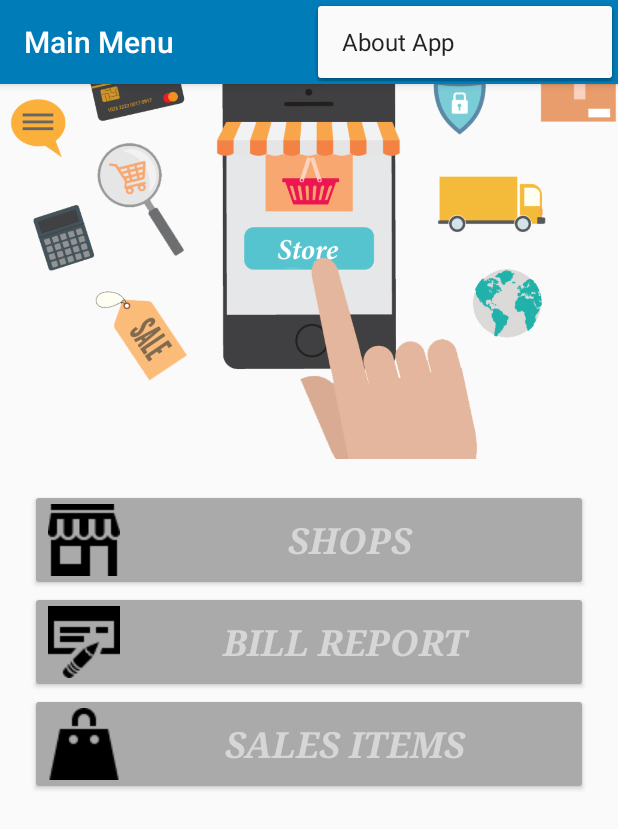
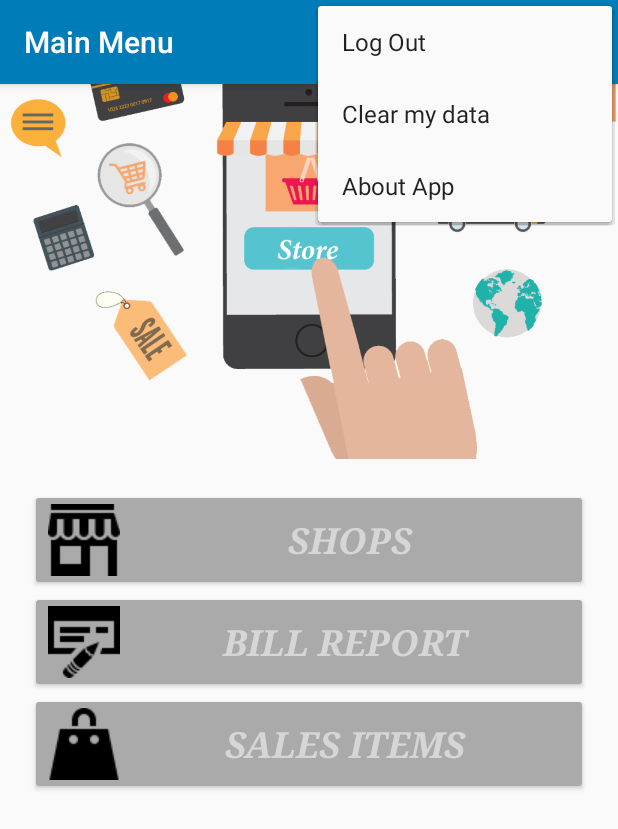
Before and after one commit to MagdyEl-Sayed/check-up, an Android app: the MainActivity screen opened directly, with no data from a screen before it, with the options menu open, on a phone screen of 412 x 824 dp. Shown: the top 829 px of the screen. Run offline under Robolectric (Android 15) with nearby library versions, the phone set to English and light mode, and no system bars.

Commit message:
Activate logout operation in Menu

```diff
--- a/app/src/main/java/com/example/gm7/checkup/Login.java
+++ b/app/src/main/java/com/example/gm7/checkup/Login.java
@@ -60,6 +60,7 @@ public class Login extends AppCompatActivity {
         loginDataBaseAdapter = new LoginDataBaseAdapter(this);
         shopHelper=new DBShopsHelper(this);
         loginDataBaseAdapter = loginDataBaseAdapter.open();
+
         txt=(TextView)findViewById(R.id.signup);
         txt.setPaintFlags(txt.getPaintFlags() | Paint.UNDERLINE_TEXT_FLAG);
         txt.setOnClickListener(new View.OnClickListener() {
--- a/app/src/main/java/com/example/gm7/checkup/MainActivity.java
+++ b/app/src/main/java/com/example/gm7/checkup/MainActivity.java
@@ -17,6 +17,7 @@ public class MainActivity extends AppCompatActivity {
 int counter=0;
     Animation fade_in, fade_out;
     ViewFlipper viewFlipper;
+    LoginDataBaseAdapter loginHelper;
     private Button billDetails,shopDetails,sales_items;
 
     //Fuck u _!_
@@ -24,6 +25,8 @@ int counter=0;
     protected void onCreate(Bundle savedInstanceState) {
         super.onCreate(savedInstanceState);
         setContentView(R.layout.activity_man_menu   );
+        loginHelper=new LoginDataBaseAdapter(this);
+        loginHelper.open();
         viewFlipper = (ViewFlipper) this.findViewById(R.id.bckgrndViewFlipper1);
         fade_in = AnimationUtils.loadAnimation(this,
                 android.R.anim.fade_in);
@@ -71,6 +74,9 @@ int counter=0;
         int id=item.getItemId();
         if(id==R.id.action_aboutapp){
             startActivity(new Intent(MainActivity.this,About_app.class));
+        } else if(id==R.id.action_logout){
+            loginHelper.updateFlag("false",loginHelper.getUserName());
+            startActivity(new Intent(MainActivity.this,Login.class));
         }
         return true;
     }
--- a/app/src/main/java/com/example/gm7/checkup/SplashScreen.java
+++ b/app/src/main/java/com/example/gm7/checkup/SplashScreen.java
@@ -3,6 +3,7 @@ package com.example.gm7.checkup;
 import android.content.Intent;
 import android.os.Bundle;
 import android.support.v7.app.AppCompatActivity;
+import android.widget.Toast;
 
 import com.askerlap.emadahmed.checkup.R;
 
@@ -20,6 +21,7 @@ private LoginDataBaseAdapter login_helper;
         getSupportActionBar().hide();
         login_helper=new LoginDataBaseAdapter(this);
         login_helper.open();
+
         Thread timerThread = new Thread(){
             public void run(){
                 try{
@@ -28,7 +30,7 @@ private LoginDataBaseAdapter login_helper;
                     e.printStackTrace();
                 }finally{
 
-                    if(login_helper.getUserName()!=null) {
+                    if(login_helper.getUserName()!=null&& login_helper.getLoginFlag().equals("true")) {
                         Intent intent = new Intent(SplashScreen.this, MainActivity.class);
                         startActivity(intent);
                     }
--- a/app/src/main/res/menu/menu_main__menu.xml
+++ b/app/src/main/res/menu/menu_main__menu.xml
@@ -2,6 +2,16 @@
     xmlns:app="http://schemas.android.com/apk/res-auto"
     xmlns:tools="http://schemas.android.com/tools"
     tools:context="com.example.gm7.checkup.Main_Menu">
+    <item
+        android:id="@+id/action_logout"
+        android:orderInCategory="100"
+        android:title="Log Out"
+        app:showAsAction="never" />
+    <item
+        android:id="@+id/action_delete_data"
+        android:orderInCategory="100"
+        android:title="Clear my data"
+        app:showAsAction="never" />
     <item
         android:id="@+id/action_aboutapp"
         android:orderInCategory="100"
```
Also changed, not shown: app/src/main/java/com/example/gm7/checkup/LoginDataBaseAdapter.java (+27 -11 lines).
